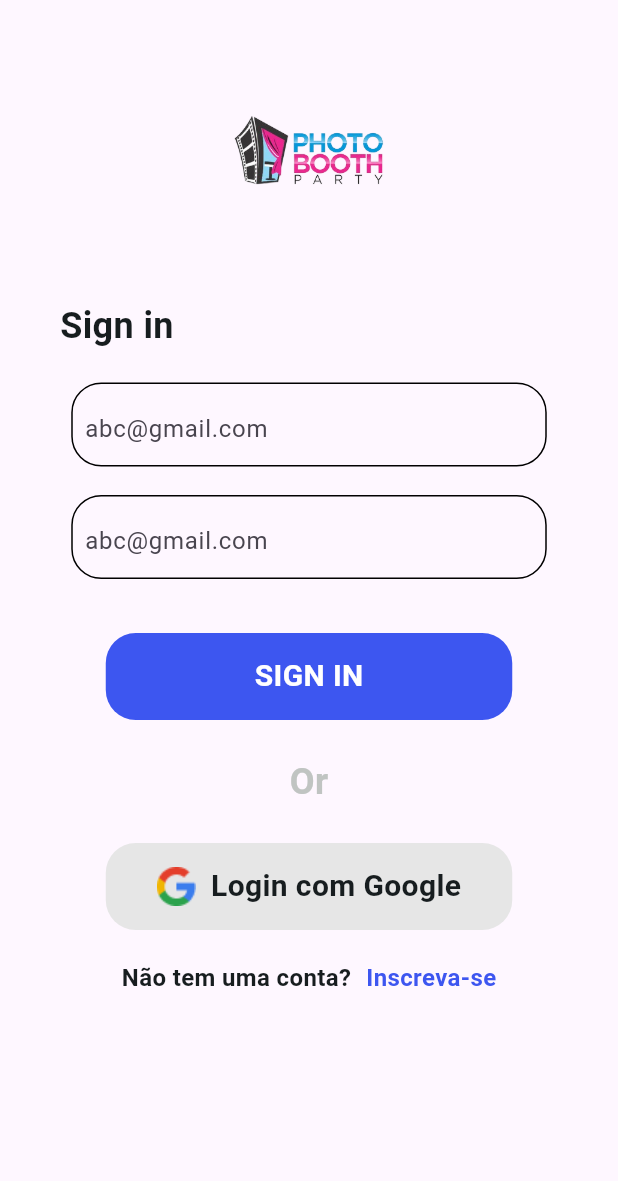
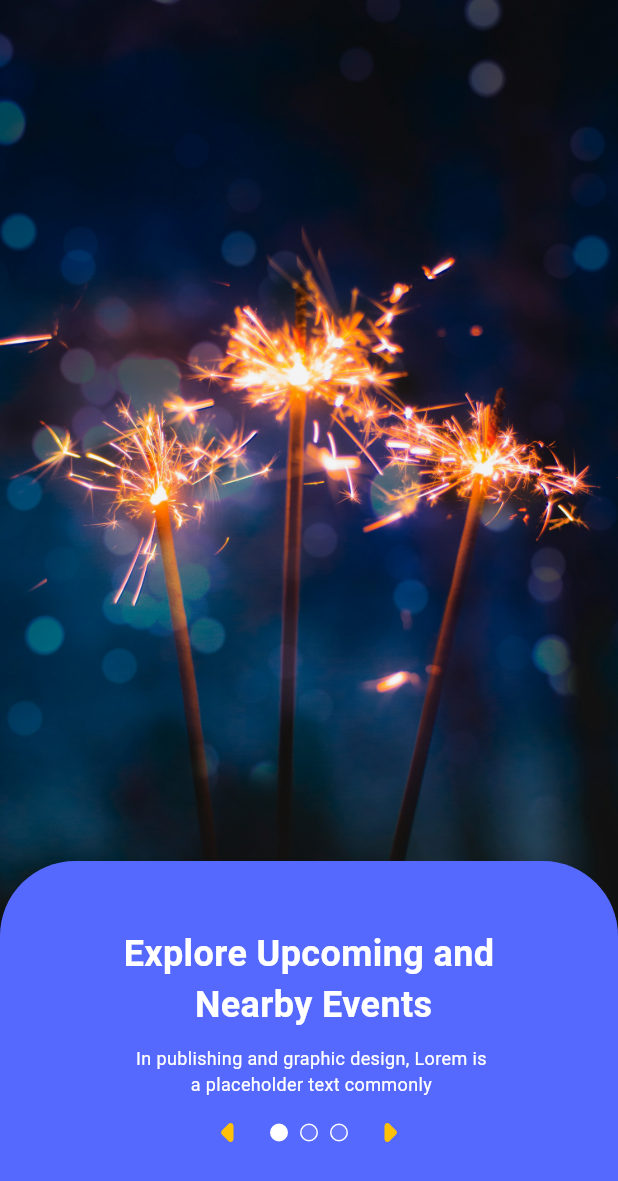
Before and after one commit to Luckka/PhotoBooth, a Flutter app: the screen it shows after launch, on a phone screen of 412 x 824 dp. Shown: the top 1181 px of the screen. Run offline on Flutter 3.47's test engine with Material 3 defaults, Android fonts, the light colour scheme and no system bars; our stand-ins replace firebase_auth, firebase_core, flutter_bloc, flutter_modular; accounts and stored records are empty.

Commit message:
feat: add onboarding

```diff
--- a/lib/app/app_module.dart
+++ b/lib/app/app_module.dart
@@ -1,7 +1,7 @@
 import 'package:flutter_modular/flutter_modular.dart';
 import 'package:photo_booth/app/core/shared/app_routes.dart';
 import 'package:photo_booth/app/modules/login/login_module.dart';
-import 'package:photo_booth/app/modules/splash/splash_module.dart';
+import 'package:photo_booth/app/modules/onboarding/splash_module.dart';
 
 import 'modules/login/presenter/pages/sign_up_page.dart';
 import 'modules/login/presenter/services/auth_service.dart';
--- a/lib/app/core/shared/app_routes.dart
+++ b/lib/app/core/shared/app_routes.dart
@@ -2,4 +2,5 @@ class AppRoutes {
   static const login = "/login";
   static const signUp = "/signUp";
   static const home = "/home";
+  static const onboarding = "/onboarding";
 }
--- /dev/null
+++ b/lib/app/modules/login/presenter/bloc/photo_booth_event.dart
@@ -0,0 +1,3 @@
+abstract class PhotoBoothEvent {}
+
+class InitialEvent extends PhotoBoothEvent{}
--- /dev/null
+++ b/lib/app/modules/login/presenter/bloc/photo_booth_state.dart
@@ -0,0 +1,5 @@
+class PhotoBoothState{
+  PhotoBoothState init(){
+    return PhotoBoothState();
+  }
+}
--- /dev/null
+++ b/lib/app/modules/onboarding/presenter/pages/onboarding_page.dart
@@ -0,0 +1,191 @@
+import 'package:flutter/material.dart';
+import 'package:flutter_modular/flutter_modular.dart';
+import 'package:photo_booth/app/core/shared/app_routes.dart';
+import 'package:photo_booth/app/core/theme/app_text_styles.dart';
+
+class OnboardingPage extends StatefulWidget {
+  const OnboardingPage({super.key});
+
+  @override
+  State<OnboardingPage> createState() => _OnboardingPageState();
+}
+
+class _OnboardingPageState extends State<OnboardingPage>
+    with TickerProviderStateMixin {
+  late PageController _pageViewController;
+  int _currentPageIndex = 0;
+  late TabController _tabController;
+
+  void _handlePageViewChanged(int currentPageIndex) {
+    _tabController.index = currentPageIndex;
+    setState(() {
+      _currentPageIndex = currentPageIndex;
+    });
+  }
+
+  void _updateCurrentPageIndex(int index) {
+    _tabController.index = index;
+    _pageViewController.animateToPage(
+      index,
+      duration: const Duration(milliseconds: 400),
+      curve: Curves.easeInOut,
+    );
+  }
+
+
+
+  @override
+  void initState() {
+    super.initState();
+    _pageViewController = PageController();
+    _tabController = TabController(length: 3, vsync: this);
+  }
+
+  @override
+  void dispose() {
+    super.dispose();
+    _pageViewController.dispose();
+    _tabController.dispose();
+  }
+
+  @override
+  Widget build(BuildContext context) {
+    final size = MediaQuery.of(context).size;
+    return Scaffold(
+      body: Stack(
+        alignment: Alignment.bottomCenter,
+        children: [
+          SizedBox(
+
+            child: PageView(
+              onPageChanged: _handlePageViewChanged,
+              controller: _pageViewController,
+              children: const [
+                SizedBox(
+                   width: double.maxFinite,
+                  height: double.maxFinite,
+                  child: Image(
+                    fit: BoxFit.cover,
+                    image: AssetImage('assets/images/bg_onboarding1.jpg'))
+                ),
+                SizedBox(
+                   width: double.maxFinite,
+                  height: double.maxFinite,
+                  child: Image(
+                    fit: BoxFit.cover,
+                    image: AssetImage('assets/images/bg_onboarding2.jpg'))
+                ),
+                SizedBox(
+                   width: double.maxFinite,
+                  height: double.maxFinite,
+                  child: Image(
+                    fit: BoxFit.cover,
+                    image: AssetImage('assets/images/bg_onboarding3.jpg'))
+                ),
+              ],
+            ),
+          ),
+          PageIndicator(
+            tabController: _tabController,
+            currentPageIndex: _currentPageIndex,
+            onUpdateCurrentPageIndex: _updateCurrentPageIndex,
+
+          ),
+        ],
+      ),
+    );
+  }
+}
+
+class PageIndicator extends StatelessWidget {
+  const PageIndicator({
+    super.key,
+    required this.tabController,
+    required this.currentPageIndex,
+    required this.onUpdateCurrentPageIndex,
+  });
+
+  final int currentPageIndex;
+  final TabController tabController;
+  final void Function(int) onUpdateCurrentPageIndex;
+
+  @override
+  Widget build(BuildContext context) {
+    final size = MediaQuery.of(context).size;
+    final ColorScheme colorScheme = Theme.of(context).colorScheme;
+
+    return Container(
+      height: 250,
+      width: size.width,
+      decoration: BoxDecoration(
+          borderRadius: BorderRadius.only(
+              topLeft: Radius.circular(50), topRight: Radius.circular(50)),
+          color: Color(0xff5669FF)),
+      child: Column(
+        mainAxisAlignment: MainAxisAlignment.center,
+
+        children: [
+          currentPageIndex == 0
+              ? Text(
+                  "Explore Upcoming and\n Nearby Events",
+                  style: AppTextStyles.appBarTitle,
+                  textAlign: TextAlign.center,
+                )
+              : currentPageIndex == 1
+                  ? Text('Web Have Modern Events Calendar Feature',
+                      style: AppTextStyles.appBarTitle,
+                      textAlign: TextAlign.center)
+                  : Text('To Look Up More Events or Activities Nearby By Map',
+                      style: AppTextStyles.appBarTitle,
+                      textAlign: TextAlign.center),
+              SizedBox(height: 10,),
+          currentPageIndex == 0
+              ? Text(
+                  " In publishing and graphic design, Lorem is\n a placeholder text commonly ",style: AppTextStyles.bodySmall,textAlign: TextAlign.center,)
+              : currentPageIndex == 1
+                  ? Text(' You can go a lot of places and\n make your party happen ',style: AppTextStyles.bodySmall,textAlign: TextAlign.center,)
+                  : Text('Make the moments be worth and\n everything gonna be magical',style: AppTextStyles.bodySmall,textAlign: TextAlign.center,),
+          Row(
+            mainAxisAlignment: MainAxisAlignment.center,
+            children: <Widget>[
+              IconButton(
+                splashRadius: 16.0,
+                padding: EdgeInsets.zero,
+                onPressed: () {
+                  if (currentPageIndex == 0) {
+                    return;
+                  }
+                  onUpdateCurrentPageIndex(currentPageIndex - 1);
+                },
+                icon: const Icon(
+                  Icons.arrow_left_rounded,
+                  color: Colors.amber,
+                  size: 42.0,
+                ),
+              ),
+              TabPageSelector(
+                  controller: tabController,
+                  color: Colors.white10,
+                  selectedColor: Colors.white),
+              IconButton(
+                splashRadius: 16.0,
+                padding: EdgeInsets.zero,
+                onPressed: () {
+                  if (currentPageIndex == 2) {
+                    Modular.to.navigate(AppRoutes.login);
+                  }
+                  onUpdateCurrentPageIndex(currentPageIndex + 1);
+                },
+                icon: const Icon(
+                  Icons.arrow_right_rounded,
+                  size: 42.0,
+                  color: Colors.amber,
+                ),
+              ),
+            ],
+          ),
+        ],
+      ),
+    );
+  }
+}
--- a/lib/app/modules/splash/presenter/pages/splash_page.dart
+++ b/lib/app/modules/onboarding/presenter/pages/splash_page.dart
@@ -15,7 +15,7 @@ class _SplashPageState extends State<SplashPage> {
   void initState() {
     super.initState();
     Future.delayed(Duration(seconds: 3),(){
-      Modular.to.navigate(AppRoutes.login);
+      Modular.to.navigate(AppRoutes.onboarding);
     });
   }
   @override
--- a/pubspec.yaml
+++ b/pubspec.yaml
@@ -38,6 +38,7 @@ dependencies:
   flutter_modular: ^5.0.3
   firebase_core:
   firebase_auth:
+  flutter_bloc:
 
 dev_dependencies:
   flutter_test:
```
Also changed, not shown: lib/app/modules/login/login_module.dart (+4 -3 lines), lib/app/modules/login/presenter/bloc/photo_booth_bloc.dart (added, +15 -0 lines), lib/app/modules/login/presenter/pages/login_page.dart (+31 -7 lines), lib/app/modules/onboarding/splash_module.dart (added, +18 -0 lines), lib/app/modules/splash/splash_module.dart (deleted, +0 -15 lines), assets/images/bg_onboarding1.jpg (added), assets/images/bg_onboarding2.jpg (added), assets/images/bg_onboarding3.jpg (added).
